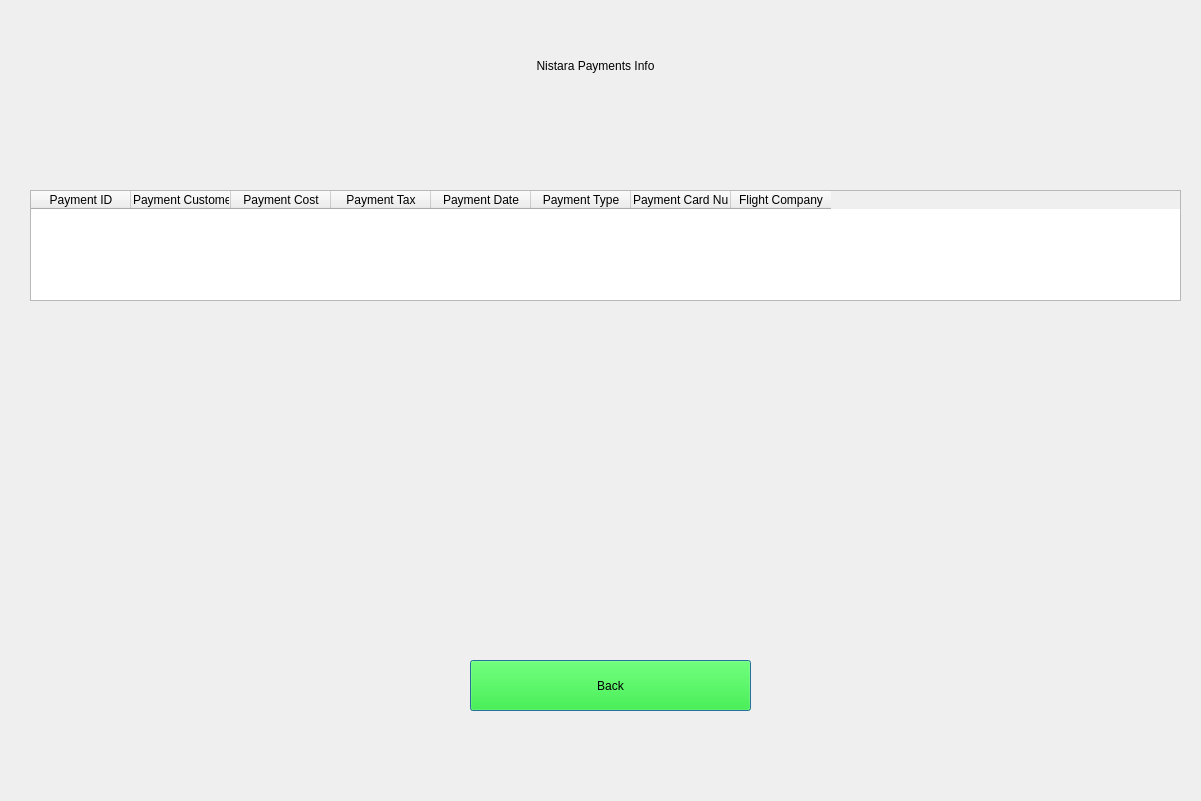
Qt form Project_Source_Code/Nistara_Payments_Info.ui (Haleshot/Flight_Booking_System) before a commit.
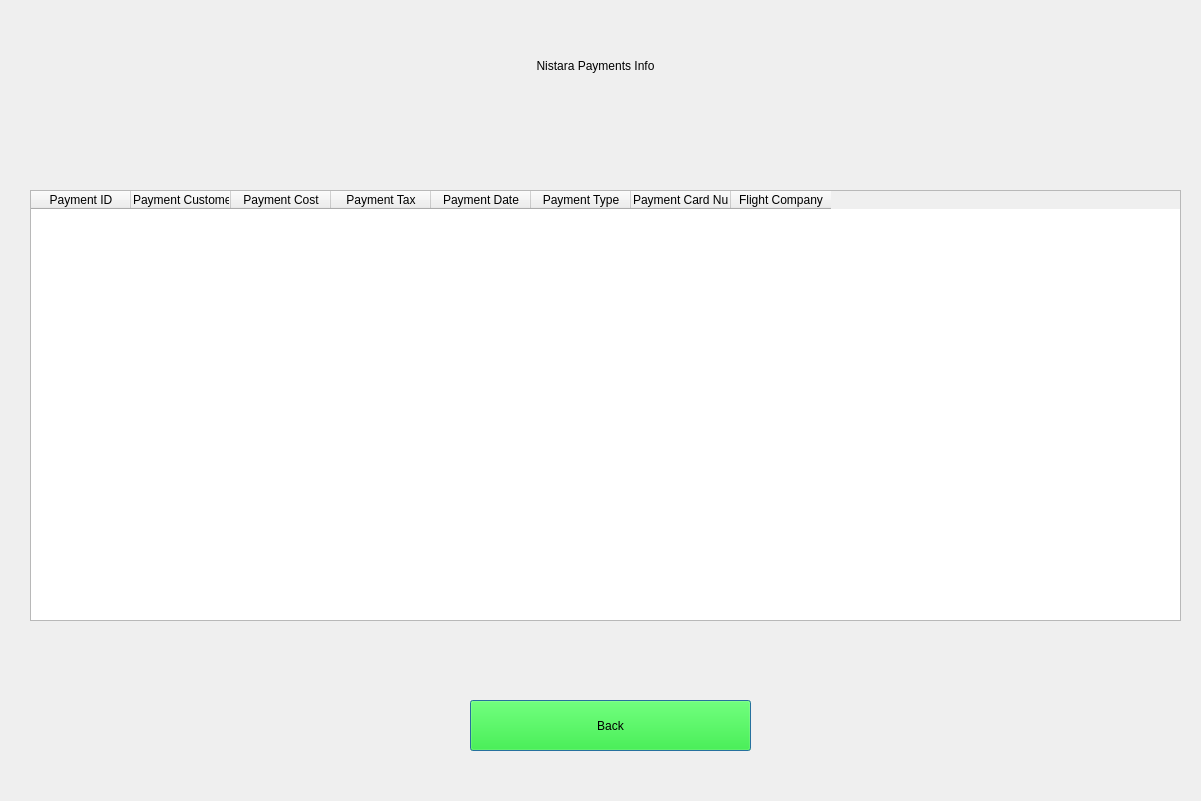
The same form after that commit.

Commit message: Add Nistara Flight Admin Options

What changed in the file:
```diff
--- a/Project_Source_Code/Nistara_Payments_Info.ui
+++ b/Project_Source_Code/Nistara_Payments_Info.ui
@@ -19,7 +19,7 @@
      <x>30</x>
      <y>190</y>
      <width>1151</width>
-     <height>111</height>
+     <height>431</height>
     </rect>
    </property>
    <column>
@@ -93,7 +93,7 @@
    <property name="geometry">
     <rect>
      <x>470</x>
-     <y>660</y>
+     <y>700</y>
      <width>281</width>
      <height>51</height>
     </rect>
```
Left out of the diff: 20 changed lines with no effect on the pictures. The commit also changes 1 other file.
